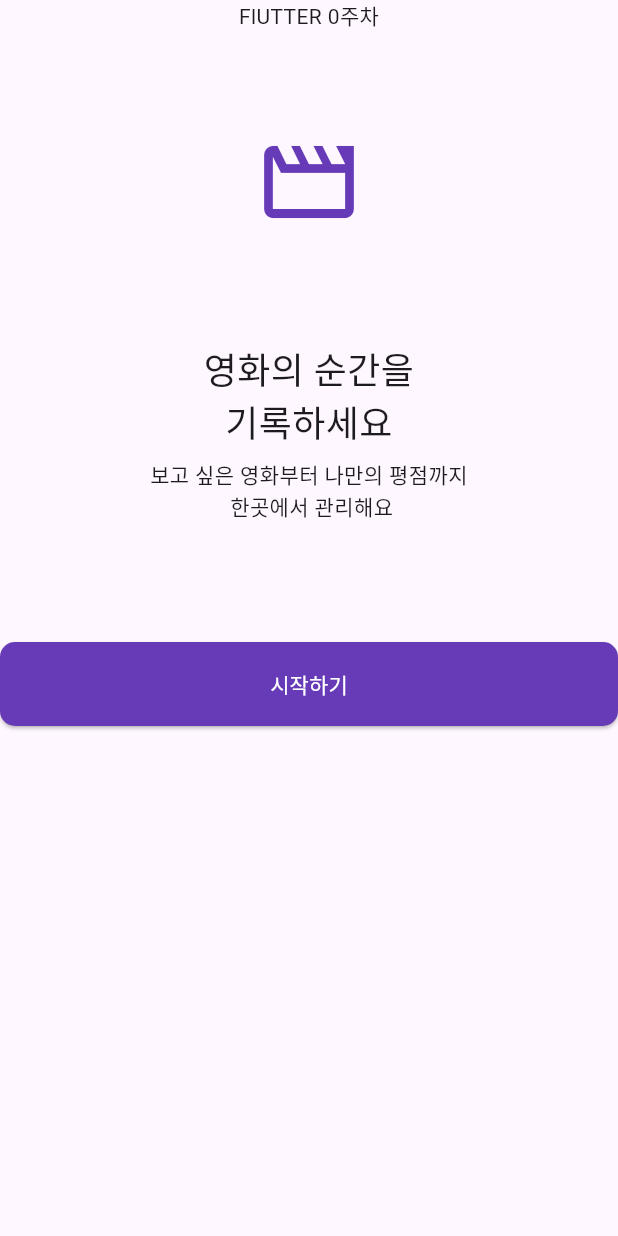
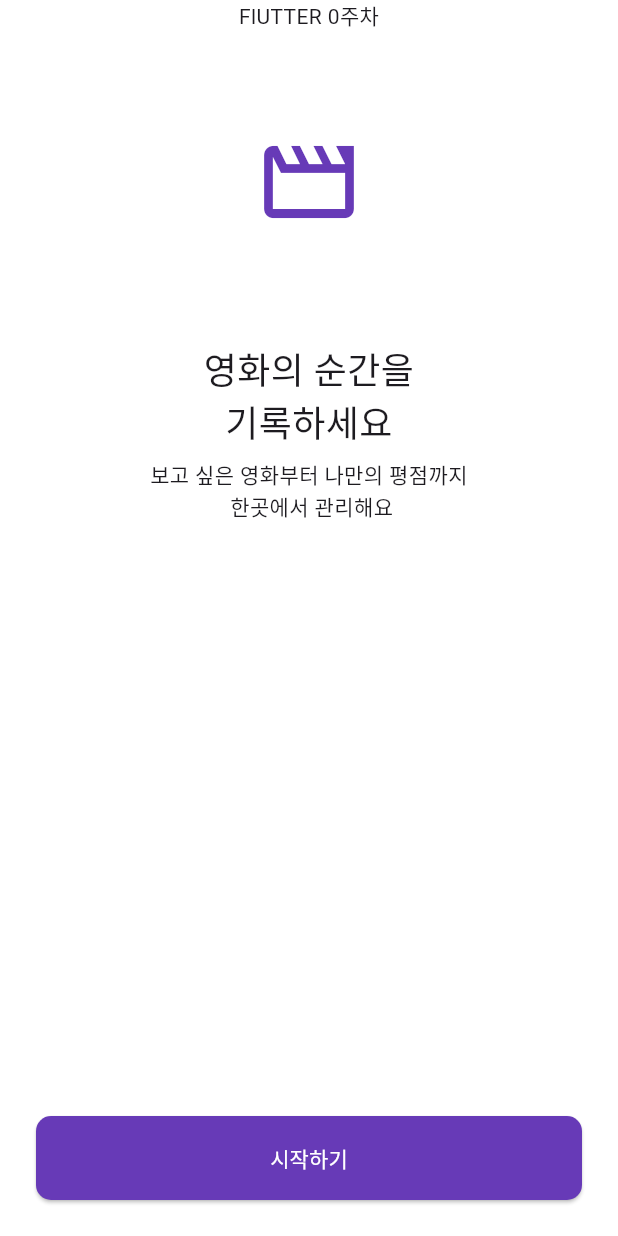
Before and after one commit to DSWU-UMC-11th/UMC-11th-Yeonyeon, a Flutter app: the screen it shows after launch, on a phone screen of 412 x 824 dp. Run offline on Flutter 3.47's test engine with Material 3 defaults, Android fonts, the phone set to English and light mode, and no system bars.

Commit message:
fix: 시작하기 버튼 위치 변경 및 배경색 변경

```diff
--- a/movielog/lib/main.dart
+++ b/movielog/lib/main.dart
@@ -51,6 +51,7 @@ class StartScreen extends StatelessWidget {
   @override
   Widget build(BuildContext context) {
     return Scaffold(
+      backgroundColor: Colors.white,
       body: SafeArea(
         child: Column(
           mainAxisAlignment: MainAxisAlignment.start,
@@ -75,20 +76,25 @@ class StartScreen extends StatelessWidget {
               '보고 싶은 영화부터 나만의 평점까지\n 한곳에서 관리해요',
               textAlign: TextAlign.center,
             ),
-            const SizedBox(height: 80),
-            ElevatedButton(
+            const SizedBox(height: 396),
+            Padding(
+              padding: const EdgeInsets.symmetric(horizontal: 24),
+              child: ElevatedButton(
                 onPressed: () {
                   debugPrint('시작하기 버튼을 눌렀습니다.');
                 },
                 style: ElevatedButton.styleFrom(
                   minimumSize: const Size(double.infinity, 56),
-                padding: const EdgeInsets.symmetric(horizontal: 24),
                   backgroundColor: Colors.deepPurple,
                   shape: RoundedRectangleBorder(
                     borderRadius: BorderRadius.circular(10),
                   ),
                 ),
-              child: const Text('시작하기', style: TextStyle(color: Colors.white)),
+                child: const Text(
+                  '시작하기',
+                  style: TextStyle(color: Colors.white),
+                ),
+              ),
             ),
           ],
         ),
```
Lines whose indentation alone changed are shown as unchanged.
